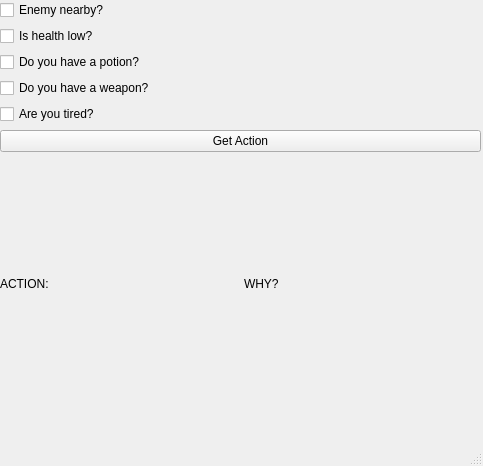
Above: mainwindow.ui from julianasj/dm_2 before the change. Below: the same form after it.
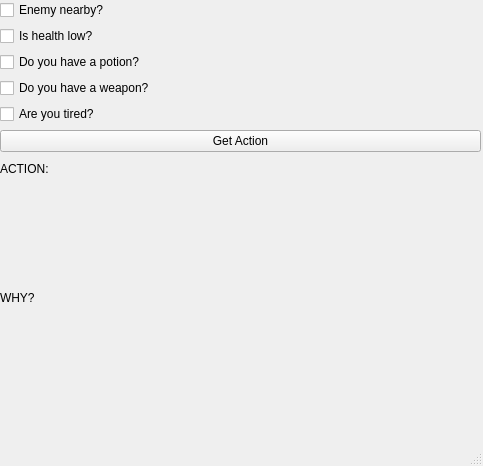
That is the form after the change.

What changed in the file:
```diff
--- a/mainwindow.ui
+++ b/mainwindow.ui
@@ -67,7 +67,7 @@
       </widget>
      </item>
      <item row="6" column="0">
-      <layout class="QHBoxLayout" name="verticalLayout">
+      <layout class="QVBoxLayout" name="verticalLayout">
        <item>
         <widget class="QLabel" name="lblResult">
          <property name="text">
```
